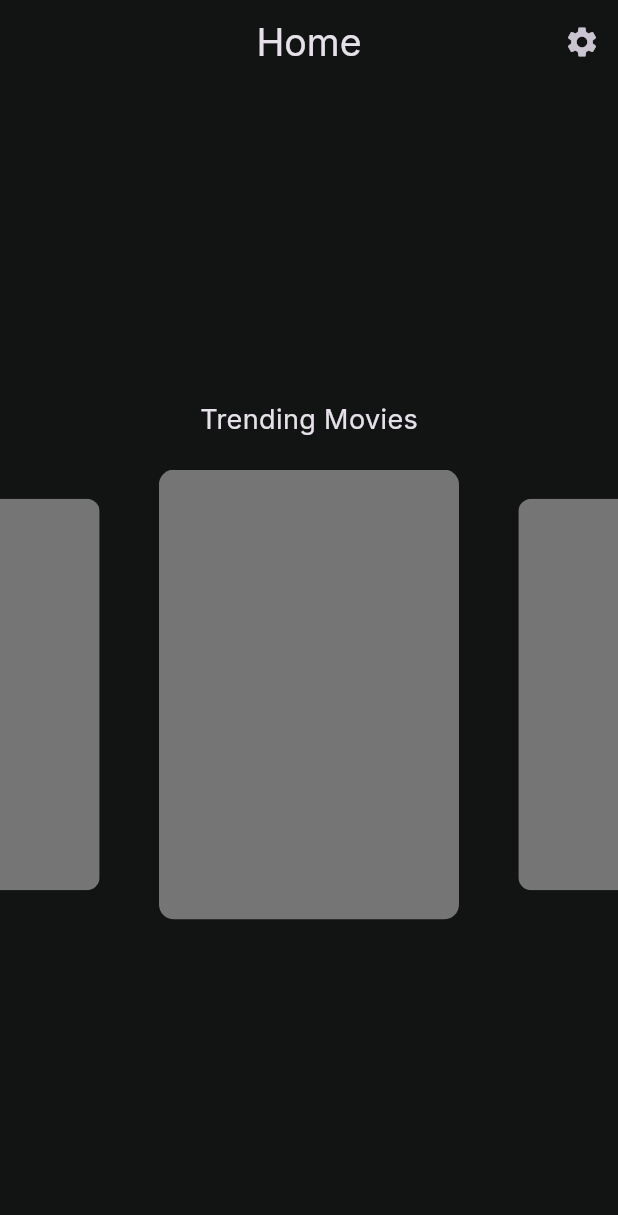
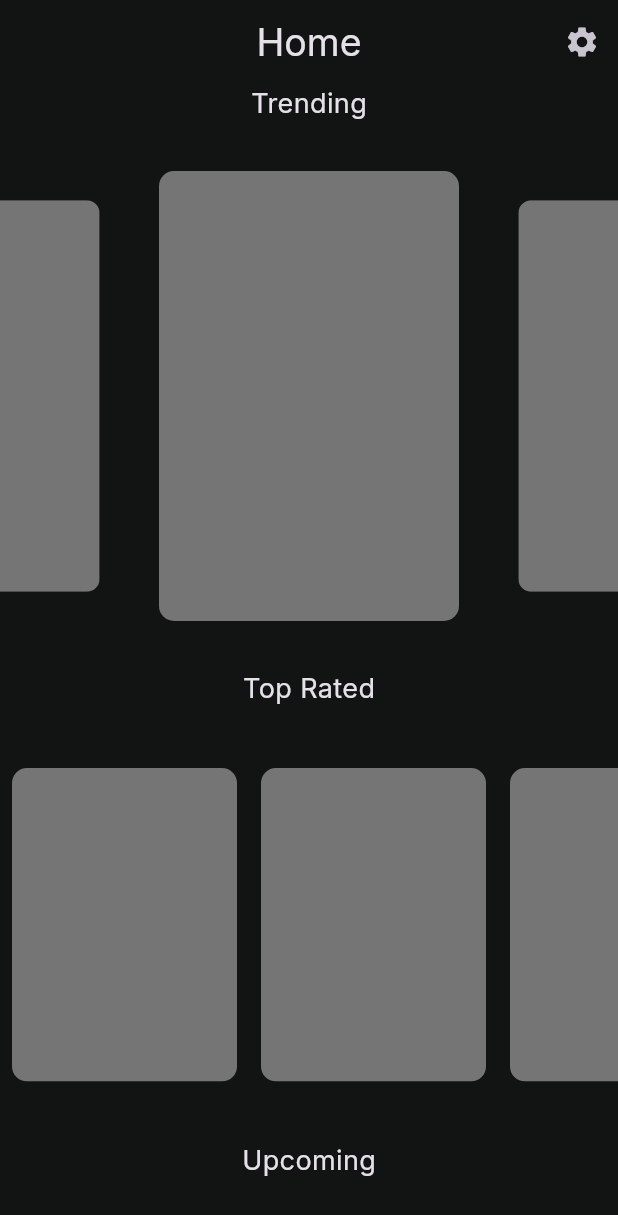
Before and after one commit to 84cdx/slashr_app, a Flutter app: the screen it shows after launch, on a phone screen of 412 x 824 dp. Shown: the top 1215 px of the screen. Run offline on Flutter 3.47's test engine with Material 3 defaults, Android fonts, the phone set to English and light mode, and no system bars; drawn by our look-alikes of carousel_slider; our stand-ins replace google_fonts.

Commit message:
add new widgets, add home page contents

```diff
--- a/lib/home_screen.dart
+++ b/lib/home_screen.dart
@@ -1,6 +1,7 @@
-import 'package:carousel_slider/carousel_slider.dart';
 import 'package:flutter/material.dart';
 import 'package:google_fonts/google_fonts.dart';
+import 'package:media_recommendation_app/widgets/movie_slider.dart';
+import 'package:media_recommendation_app/widgets/trending_slider.dart';
 
 class HomeScreen extends StatefulWidget {
   const HomeScreen({super.key});
@@ -40,34 +41,33 @@ class _HomeScreenState extends State<HomeScreen> {
             crossAxisAlignment: CrossAxisAlignment.center,
             children: [
               Text(
-                'Trending Movies',
+                'Trending',
                 style: GoogleFonts.inter(fontSize: 18),
               ),
-              const SizedBox(height: 20),
-              SizedBox(
-                width: double.infinity,
-                child: CarouselSlider.builder(
-                    itemCount: 10,
-                    options: CarouselOptions(
-                      height: 300,
-                      autoPlay: true,
-                      viewportFraction: 0.55,
-                      enlargeCenterPage: true,
-                      autoPlayCurve: Curves.fastOutSlowIn,
-                      pageSnapping: true,
-                      autoPlayAnimationDuration: const Duration(seconds: 1),
-                    ),
-                    itemBuilder: (context, itemIndex, pageViewIndex) {
-                      return ClipRRect(
-                        borderRadius: BorderRadius.circular(10),
-                        child: Container(
-                          color: const Color.fromARGB(255, 117, 117, 117),
-                          height: 300,
-                          width: 200,
-                        ),
-                      );
-                    }),
-              )
+              const SizedBox(height: 32),
+              const TrendingSlider(),
+              const SizedBox(
+                height: 32,
+              ),
+              Text(
+                'Top Rated',
+                style: GoogleFonts.inter(fontSize: 18),
+              ),
+              const SizedBox(
+                height: 32,
+              ),
+              const MovieSlider(),
+              const SizedBox(
+                height: 32,
+              ),
+              Text(
+                'Upcoming',
+                style: GoogleFonts.inter(fontSize: 18),
+              ),
+              const SizedBox(
+                height: 32,
+              ),
+              const MovieSlider(),
             ],
           ),
         ),
--- /dev/null
+++ b/lib/widgets/movie_slider.dart
@@ -0,0 +1,33 @@
+import 'package:flutter/material.dart';
+
+class MovieSlider extends StatelessWidget {
+  const MovieSlider({
+    super.key,
+  });
+
+  @override
+  Widget build(BuildContext context) {
+    return SizedBox(
+      height: 225,
+      width: double.infinity,
+      child: ListView.builder(
+        scrollDirection: Axis.horizontal,
+        physics: const BouncingScrollPhysics(),
+        itemCount: 10,
+        itemBuilder: (context, index) {
+          return Padding(
+            padding: const EdgeInsets.all(8.0),
+            child: ClipRRect(
+              borderRadius: BorderRadius.circular(10),
+              child: Container(
+                color: Color.fromARGB(255, 117, 117, 117),
+                height: 225,
+                width: 150,
+              ),
+            ),
+          );
+        },
+      ),
+    );
+  }
+}
--- /dev/null
+++ b/lib/widgets/trending_slider.dart
@@ -0,0 +1,36 @@
+import 'package:carousel_slider/carousel_slider.dart';
+import 'package:flutter/material.dart';
+
+class TrendingSlider extends StatelessWidget {
+  const TrendingSlider({
+    super.key,
+  });
+
+  @override
+  Widget build(BuildContext context) {
+    return SizedBox(
+      width: double.infinity,
+      child: CarouselSlider.builder(
+          itemCount: 10,
+          options: CarouselOptions(
+            height: 300,
+            autoPlay: true,
+            viewportFraction: 0.55,
+            enlargeCenterPage: true,
+            autoPlayCurve: Curves.fastOutSlowIn,
+            pageSnapping: true,
+            autoPlayAnimationDuration: const Duration(seconds: 1),
+          ),
+          itemBuilder: (context, itemIndex, pageViewIndex) {
+            return ClipRRect(
+              borderRadius: BorderRadius.circular(10),
+              child: Container(
+                color: const Color.fromARGB(255, 117, 117, 117),
+                height: 300,
+                width: 200,
+              ),
+            );
+          }),
+    );
+  }
+}
```
